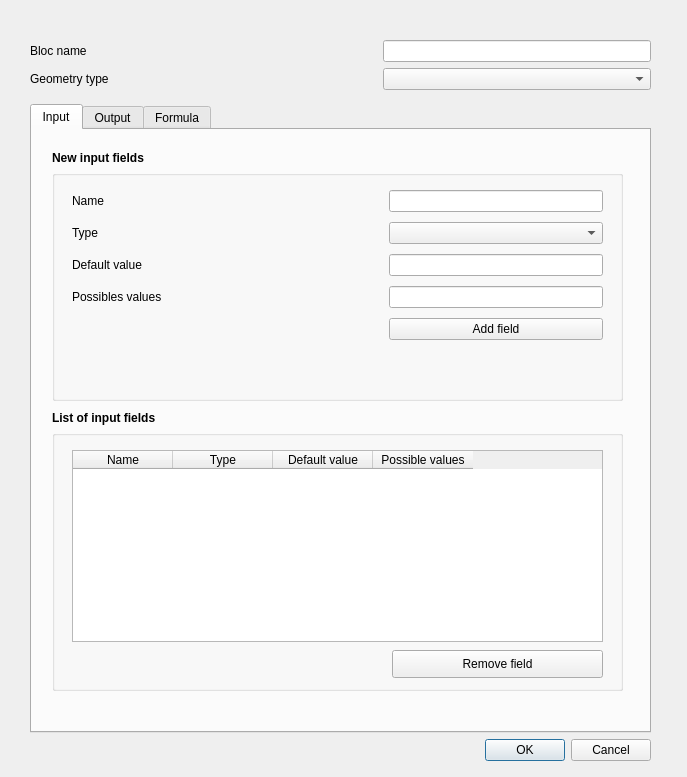
This is gui/forms/create_bloc.ui in TheophileLaPelouse/cycle as Qt 5 draws it before an edit. The edited form follows.
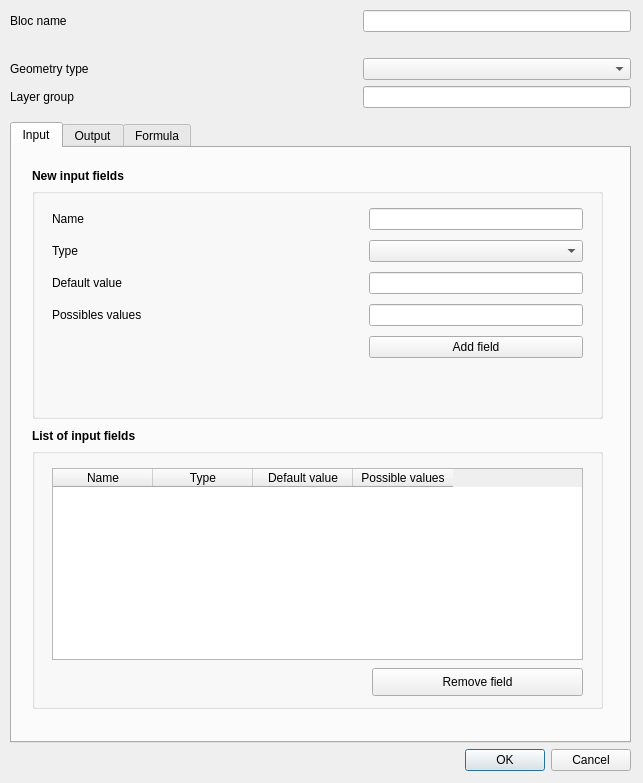
This is the edited form. The open tabs and pages were chosen to show the change.

Commit message: Création de bloc quasiment fini

What changed in the file:
```diff
--- a/gui/forms/create_bloc.ui
+++ b/gui/forms/create_bloc.ui
@@ -6,8 +6,8 @@
    <rect>
     <x>0</x>
     <y>0</y>
-    <width>687</width>
-    <height>777</height>
+    <width>643</width>
+    <height>783</height>
    </rect>
   </property>
   <property name="windowTitle">
@@ -16,10 +16,10 @@
   <widget class="QWidget" name="gridLayoutWidget_5">
    <property name="geometry">
     <rect>
-     <x>30</x>
-     <y>40</y>
+     <x>10</x>
+     <y>10</y>
      <width>621</width>
-     <height>721</height>
+     <height>761</height>
     </rect>
    </property>
    <layout class="QGridLayout" name="gridLayout_5">
@@ -708,31 +708,12 @@
     <item row="0" column="0">
      <layout class="QGridLayout" name="gridLayout_2">
       <item row="1" column="2">
-       <widget class="QComboBox" name="geom"/>
-      </item>
-      <item row="1" column="1">
-       <spacer name="horizontalSpacer_2">
-        <property name="orientation">
-         <enum>Qt::Horizontal</enum>
-        </property>
-        <property name="sizeHint" stdset="0">
-         <size>
-          <width>10</width>
-          <height>20</height>
-         </size>
-        </property>
-       </spacer>
-      </item>
-      <item row="1" column="0">
-       <widget class="QLabel" name="label_2">
+       <widget class="QLabel" name="warning_bloc">
         <property name="text">
-         <string>Geometry type</string>
+         <string/>
         </property>
        </widget>
       </item>
-      <item row="0" column="2">
-       <widget class="QLineEdit" name="lineEdit"/>
-      </item>
       <item row="0" column="1">
        <spacer name="horizontalSpacer">
         <property name="orientation">
@@ -753,6 +734,55 @@
         </property>
        </widget>
       </item>
+      <item row="2" column="2">
+       <widget class="QComboBox" name="geom"/>
+      </item>
+      <item row="0" column="2">
+       <widget class="QLineEdit" name="bloc_name"/>
+      </item>
+      <item row="2" column="0">
+       <widget class="QLabel" name="label_2">
+        <property name="text">
+         <string>Geometry type</string>
+        </property>
+       </widget>
+      </item>
+      <item row="2" column="1">
+       <spacer name="horizontalSpacer_2">
+        <property name="orientation">
+         <enum>Qt::Horizontal</enum>
+        </property>
+        <property name="sizeHint" stdset="0">
+         <size>
+          <width>10</width>
+          <height>20</height>
+         </size>
+        </property>
+       </spacer>
+      </item>
+      <item row="3" column="0">
+       <widget class="QLabel" name="label_16">
+        <property name="text">
+         <string>Layer group</string>
+        </property>
+       </widget>
+      </item>
+      <item row="3" column="1">
+       <spacer name="horizontalSpacer_9">
+        <property name="orientation">
+         <enum>Qt::Horizontal</enum>
+        </property>
+        <property name="sizeHint" stdset="0">
+         <size>
+          <width>10</width>
+          <height>20</height>
+         </size>
+        </property>
+       </spacer>
+      </item>
+      <item row="3" column="2">
+       <widget class="QLineEdit" name="group"/>
+      </item>
      </layout>
     </item>
     <item row="1" column="0">
```
Left out of the diff: 14 changed lines with no effect on the pictures. The commit also changes 17 other files.
